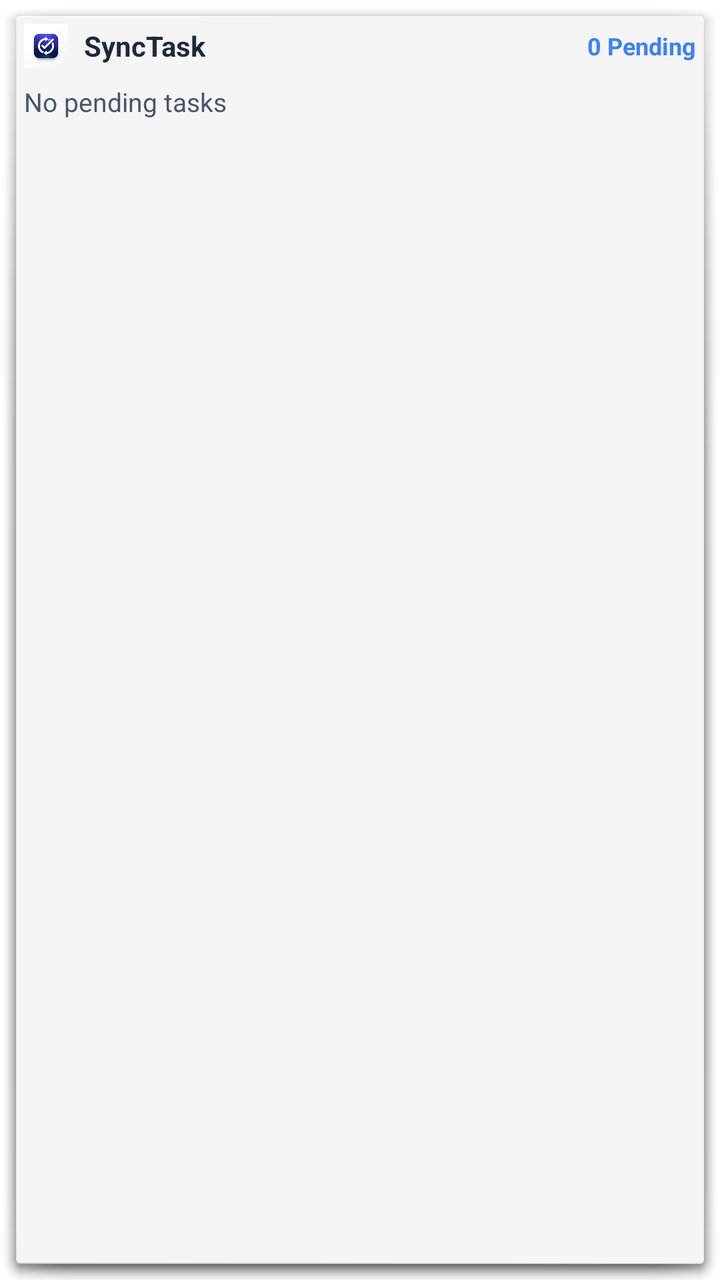
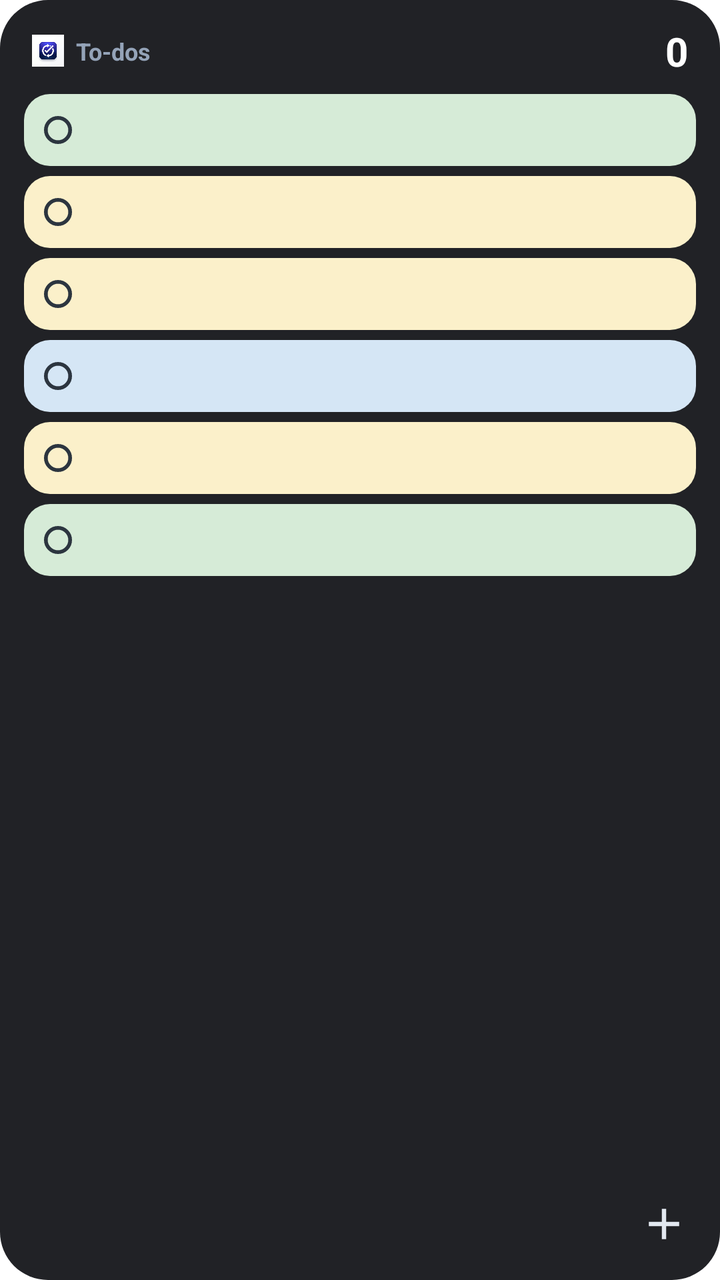

Compare the two renders of this Android layout. The source of the first and the diff that turns it into the second are given below.
<!-- AndroidManifest.xml: fallback theme Theme.MaterialComponents.DayNight.NoActionBar -->
<!-- res/layout/widget_sync_task.xml -->
<?xml version="1.0" encoding="utf-8"?>
<LinearLayout xmlns:android="http://schemas.android.com/apk/res/android"
    android:id="@+id/widget_container"
    android:layout_width="match_parent"
    android:layout_height="match_parent"
    android:orientation="vertical"
    android:background="@android:drawable/dialog_holo_light_frame"
    android:padding="12dp">

    
    <LinearLayout
        android:layout_width="match_parent"
        android:layout_height="wrap_content"
        android:orientation="horizontal"
        android:gravity="center_vertical"
        android:layout_marginBottom="8dp">

        <ImageView
            android:layout_width="22dp"
            android:layout_height="22dp"
            android:src="@mipmap/ic_launcher"
            android:contentDescription="SyncTask Logo" />

        <TextView
            android:layout_width="0dp"
            android:layout_height="wrap_content"
            android:layout_weight="1"
            android:layout_marginStart="8dp"
            android:text="SyncTask"
            android:textStyle="bold"
            android:textColor="#1E293B"
            android:textSize="14sp" />

        <TextView
            android:id="@+id/widget_pending_badge"
            android:layout_width="wrap_content"
            android:layout_height="wrap_content"
            android:text="0 Pending"
            android:textColor="#3B82F6"
            android:textStyle="bold"
            android:textSize="12sp" />
    </LinearLayout>

    
    <TextView
        android:id="@+id/widget_task_1"
        android:layout_width="match_parent"
        android:layout_height="wrap_content"
        android:text="No pending tasks"
        android:textColor="#475569"
        android:textSize="13sp"
        android:maxLines="1"
        android:ellipsize="end"
        android:layout_marginBottom="4dp" />

    <TextView
        android:id="@+id/widget_task_2"
        android:layout_width="match_parent"
        android:layout_height="wrap_content"
        android:text=""
        android:textColor="#475569"
        android:textSize="13sp"
        android:maxLines="1"
        android:ellipsize="end"
        android:visibility="gone"
        android:layout_marginBottom="4dp" />

    <TextView
        android:id="@+id/widget_task_3"
        android:layout_width="match_parent"
        android:layout_height="wrap_content"
        android:text=""
        android:textColor="#475569"
        android:textSize="13sp"
        android:maxLines="1"
        android:ellipsize="end"
        android:visibility="gone" />

</LinearLayout>
<!-- resources referenced by this layout -->
<resources>
  <!-- mipmap ic_launcher: png bitmap (mipmap-hdpi, 6302 bytes) -->
</resources>

<!-- the commit's change to res/layout/widget_sync_task.xml (unified diff, before → after) -->
@@ -1,79 +1,262 @@
 <?xml version="1.0" encoding="utf-8"?>
-<LinearLayout xmlns:android="http://schemas.android.com/apk/res/android"
+<RelativeLayout xmlns:android="http://schemas.android.com/apk/res/android"
     android:id="@+id/widget_container"
     android:layout_width="match_parent"
     android:layout_height="match_parent"
-    android:orientation="vertical"
-    android:background="@android:drawable/dialog_holo_light_frame"
+    android:background="@drawable/widget_card_background"
     android:padding="12dp">
 
     
     <LinearLayout
+        android:id="@+id/widget_header"
         android:layout_width="match_parent"
         android:layout_height="wrap_content"
         android:orientation="horizontal"
         android:gravity="center_vertical"
-        android:layout_marginBottom="8dp">
-
-        <ImageView
-            android:layout_width="22dp"
-            android:layout_height="22dp"
+        android:layout_marginBottom="8dp"
+        android:paddingHorizontal="4dp">
+
+        <ImageView
+            android:layout_width="16dp"
+            android:layout_height="16dp"
             android:src="@mipmap/ic_launcher"
-            android:contentDescription="SyncTask Logo" />
-
-        <TextView
-            android:layout_width="0dp"
-            android:layout_height="wrap_content"
-            android:layout_weight="1"
-            android:layout_marginStart="8dp"
-            android:text="SyncTask"
-            android:textStyle="bold"
-            android:textColor="#1E293B"
-            android:textSize="14sp" />
+            android:contentDescription="SyncTask" />
+
+        <TextView
+            android:layout_width="0dp"
+            android:layout_height="wrap_content"
+            android:layout_weight="1"
+            android:layout_marginStart="6dp"
+            android:text="To-dos"
+            android:textColor="#94A3B8"
+            android:textStyle="bold"
+            android:textSize="12sp" />
 
         <TextView
             android:id="@+id/widget_pending_badge"
             android:layout_width="wrap_content"
             android:layout_height="wrap_content"
-            android:text="0 Pending"
-            android:textColor="#3B82F6"
-            android:textStyle="bold"
-            android:textSize="12sp" />
+            android:text="0"
+            android:textColor="#FFFFFF"
+            android:textStyle="bold"
+            android:textSize="20sp" />
+    </LinearLayout>
+
+    
+    <LinearLayout
+        android:id="@+id/widget_task_row_1"
+        android:layout_width="match_parent"
+        android:layout_height="36dp"
+        android:layout_below="@id/widget_header"
+        android:background="@drawable/widget_pill_mint"
+        android:orientation="horizontal"
+        android:gravity="center_vertical"
+        android:paddingHorizontal="10dp"
+        android:layout_marginBottom="5dp">
+
+        <ImageView
+            android:layout_width="14dp"
+            android:layout_height="14dp"
+            android:src="@drawable/widget_radio_circle"
+            android:contentDescription="Checkbox" />
+
+        <TextView
+            android:id="@+id/widget_task_text_1"
+            android:layout_width="0dp"
+            android:layout_height="wrap_content"
+            android:layout_weight="1"
+            android:layout_marginStart="8dp"
+            android:text=""
+            android:textColor="#182026"
+            android:textSize="12.5sp"
+            android:textStyle="bold"
+            android:maxLines="1"
+            android:ellipsize="end" />
+    </LinearLayout>
+
+    
+    <LinearLayout
+        android:id="@+id/widget_task_row_2"
+        android:layout_width="match_parent"
+        android:layout_height="36dp"
+        android:layout_below="@id/widget_task_row_1"
+        android:background="@drawable/widget_pill_amber"
+        android:orientation="horizontal"
+        android:gravity="center_vertical"
+        android:paddingHorizontal="10dp"
+        android:layout_marginBottom="5dp">
+
+        <ImageView
+            android:layout_width="14dp"
+            android:layout_height="14dp"
+            android:src="@drawable/widget_radio_circle"
+            android:contentDescription="Checkbox" />
+
+        <TextView
+            android:id="@+id/widget_task_text_2"
+            android:layout_width="0dp"
+            android:layout_height="wrap_content"
+            android:layout_weight="1"
+            android:layout_marginStart="8dp"
+            android:text=""
+            android:textColor="#182026"
+            android:textSize="12.5sp"
+            android:textStyle="bold"
+            android:maxLines="1"
+            android:ellipsize="end" />
+    </LinearLayout>
+
+    
+    <LinearLayout
+        android:id="@+id/widget_task_row_3"
+        android:layout_width="match_parent"
+        android:layout_height="36dp"
+        android:layout_below="@id/widget_task_row_2"
+        android:background="@drawable/widget_pill_amber"
+        android:orientation="horizontal"
+        android:gravity="center_vertical"
+        android:paddingHorizontal="10dp"
+        android:layout_marginBottom="5dp">
+
+        <ImageView
+            android:layout_width="14dp"
+            android:layout_height="14dp"
+            android:src="@drawable/widget_radio_circle"
+            android:contentDescription="Checkbox" />
+
+        <TextView
+            android:id="@+id/widget_task_text_3"
+            android:layout_width="0dp"
+            android:layout_height="wrap_content"
+            android:layout_weight="1"
+            android:layout_marginStart="8dp"
+            android:text=""
+            android:textColor="#182026"
+            android:textSize="12.5sp"
+            android:textStyle="bold"
+            android:maxLines="1"
+            android:ellipsize="end" />
+    </LinearLayout>
+
+    
+    <LinearLayout
+        android:id="@+id/widget_task_row_4"
+        android:layout_width="match_parent"
+        android:layout_height="36dp"
+        android:layout_below="@id/widget_task_row_3"
+        android:background="@drawable/widget_pill_blue"
+        android:orientation="horizontal"
+        android:gravity="center_vertical"
+        android:paddingHorizontal="10dp"
+        android:layout_marginBottom="5dp">
+
+        <ImageView
+            android:layout_width="14dp"
+            android:layout_height="14dp"
+            android:src="@drawable/widget_radio_circle"
+            android:contentDescription="Checkbox" />
+
+        <TextView
+            android:id="@+id/widget_task_text_4"
+            android:layout_width="0dp"
+            android:layout_height="wrap_content"
+            android:layout_weight="1"
+            android:layout_marginStart="8dp"
+            android:text=""
+            android:textColor="#182026"
+            android:textSize="12.5sp"
+            android:textStyle="bold"
+            android:maxLines="1"
+            android:ellipsize="end" />
+    </LinearLayout>
+
+    
+    <LinearLayout
+        android:id="@+id/widget_task_row_5"
+        android:layout_width="match_parent"
+        android:layout_height="36dp"
+        android:layout_below="@id/widget_task_row_4"
+        android:background="@drawable/widget_pill_amber"
+        android:orientation="horizontal"
+        android:gravity="center_vertical"
+        android:paddingHorizontal="10dp"
+        android:layout_marginBottom="5dp">
+
+        <ImageView
+            android:layout_width="14dp"
+            android:layout_height="14dp"
+            android:src="@drawable/widget_radio_circle"
+            android:contentDescription="Checkbox" />
+
+        <TextView
+            android:id="@+id/widget_task_text_5"
+            android:layout_width="0dp"
+            android:layout_height="wrap_content"
+            android:layout_weight="1"
+            android:layout_marginStart="8dp"
+            android:text=""
+            android:textColor="#182026"
+            android:textSize="12.5sp"
+            android:textStyle="bold"
+            android:maxLines="1"
+            android:ellipsize="end" />
+    </LinearLayout>
+
+    
+    <LinearLayout
+        android:id="@+id/widget_task_row_6"
+        android:layout_width="match_parent"
+        android:layout_height="36dp"
+        android:layout_below="@id/widget_task_row_5"
+        android:background="@drawable/widget_pill_mint"
+        android:orientation="horizontal"
+        android:gravity="center_vertical"
+        android:paddingHorizontal="10dp"
+        android:layout_marginBottom="5dp">
+
+        <ImageView
+            android:layout_width="14dp"
+            android:layout_height="14dp"
+            android:src="@drawable/widget_radio_circle"
+            android:contentDescription="Checkbox" />
+
+        <TextView
+            android:id="@+id/widget_task_text_6"
+            android:layout_width="0dp"
+            android:layout_height="wrap_content"
+            android:layout_weight="1"
+            android:layout_marginStart="8dp"
+            android:text=""
+            android:textColor="#182026"
+            android:textSize="12.5sp"
+            android:textStyle="bold"
+            android:maxLines="1"
+            android:ellipsize="end" />
     </LinearLayout>
 
     
     <TextView
-        android:id="@+id/widget_task_1"
+        android:id="@+id/widget_empty_text"
         android:layout_width="match_parent"
         android:layout_height="wrap_content"
-        android:text="No pending tasks"
-        android:textColor="#475569"
-        android:textSize="13sp"
-        android:maxLines="1"
-        android:ellipsize="end"
-        android:layout_marginBottom="4dp" />
-
-    <TextView
-        android:id="@+id/widget_task_2"
-        android:layout_width="match_parent"
-        android:layout_height="wrap_content"
-        android:text=""
-        android:textColor="#475569"
-        android:textSize="13sp"
-        android:maxLines="1"
-        android:ellipsize="end"
-        android:visibility="gone"
-        android:layout_marginBottom="4dp" />
-
-    <TextView
-        android:id="@+id/widget_task_3"
-        android:layout_width="match_parent"
-        android:layout_height="wrap_content"
-        android:text=""
-        android:textColor="#475569"
-        android:textSize="13sp"
-        android:maxLines="1"
-        android:ellipsize="end"
+        android:layout_below="@id/widget_header"
+        android:layout_marginTop="32dp"
+        android:gravity="center"
+        android:text="No pending tasks 🎉\nAll caught up!"
+        android:textColor="#94A3B8"
+        android:textSize="14sp"
+        android:lineSpacingExtra="4dp"
         android:visibility="gone" />
 
-</LinearLayout>
+    
+    <ImageView
+        android:id="@+id/widget_add_btn"
+        android:layout_width="32dp"
+        android:layout_height="32dp"
+        android:layout_alignParentBottom="true"
+        android:layout_alignParentEnd="true"
+        android:src="@drawable/widget_ic_add"
+        android:contentDescription="Add Task"
+        android:padding="3dp" />
+
+</RelativeLayout>
<!-- resource entries referenced after the edit -->
@@ -1,5 +1,56 @@
 <!-- resources referenced by this layout -->
 <resources>
+  <!-- drawable widget_card_background (drawable) -->
+  <?xml version="1.0" encoding="utf-8"?>
+  <shape xmlns:android="http://schemas.android.com/apk/res/android"
+      android:shape="rectangle">
+      <solid android:color="#212226" />
+      <corners android:radius="24dp" />
+  </shape>
+  <!-- drawable widget_ic_add (drawable) -->
+  <?xml version="1.0" encoding="utf-8"?>
+  <vector xmlns:android="http://schemas.android.com/apk/res/android"
+      android:width="26dp"
+      android:height="26dp"
+      android:viewportWidth="24"
+      android:viewportHeight="24">
+      <path
+          android:fillColor="#E2E8F0"
+          android:pathData="M19,13h-6v6h-2v-6H5v-2h6V5h2v6h6v2z" />
+  </vector>
+  <!-- drawable widget_pill_amber (drawable) -->
+  <?xml version="1.0" encoding="utf-8"?>
+  <shape xmlns:android="http://schemas.android.com/apk/res/android"
+      android:shape="rectangle">
+      <solid android:color="#FBF0CA" />
+      <corners android:radius="13dp" />
+  </shape>
+  <!-- drawable widget_pill_blue (drawable) -->
+  <?xml version="1.0" encoding="utf-8"?>
+  <shape xmlns:android="http://schemas.android.com/apk/res/android"
+      android:shape="rectangle">
+      <solid android:color="#D5E6F5" />
+      <corners android:radius="13dp" />
+  </shape>
+  <!-- drawable widget_pill_mint (drawable) -->
+  <?xml version="1.0" encoding="utf-8"?>
+  <shape xmlns:android="http://schemas.android.com/apk/res/android"
+      android:shape="rectangle">
+      <solid android:color="#D6EBD7" />
+      <corners android:radius="13dp" />
+  </shape>
+  <!-- drawable widget_radio_circle (drawable) -->
+  <?xml version="1.0" encoding="utf-8"?>
+  <shape xmlns:android="http://schemas.android.com/apk/res/android"
+      android:shape="oval">
+      <stroke
+          android:width="2dp"
+          android:color="#2C353F" />
+      <solid android:color="@android:color/transparent" />
+      <size
+          android:width="15dp"
+          android:height="15dp" />
+  </shape>
   <!-- mipmap ic_launcher: png bitmap (mipmap-hdpi, 6302 bytes) -->
 </resources>
 
